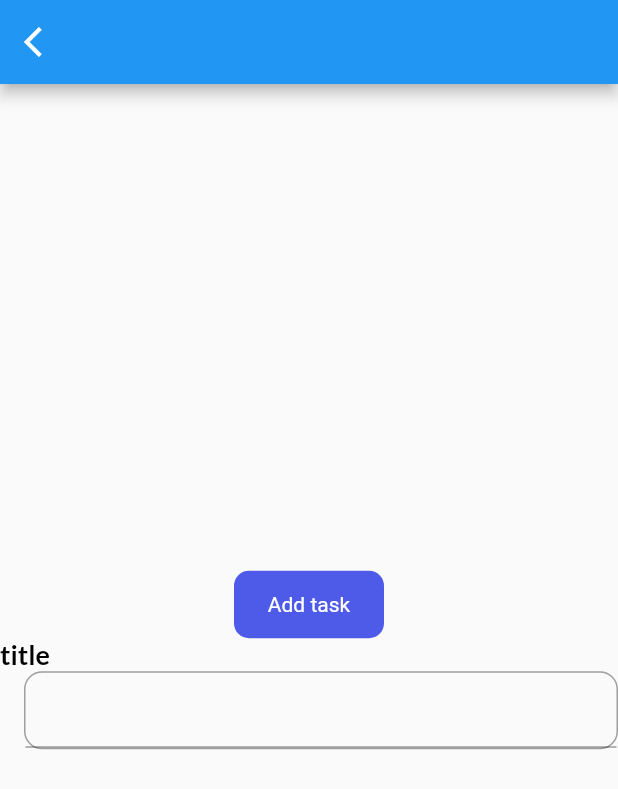
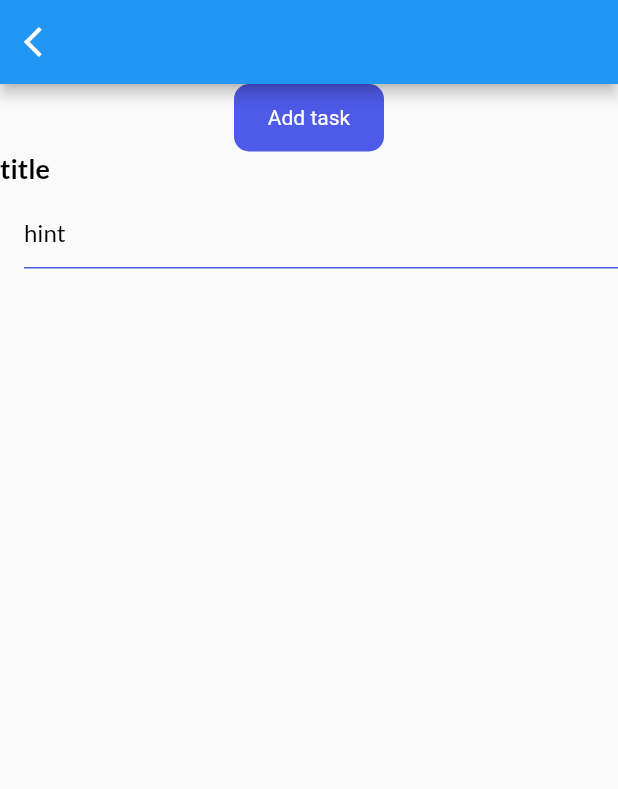
Before and after one commit to HowkMii/Todo-Mii, a Flutter app: the screen it shows after launch, on a phone screen of 412 x 824 dp. Shown: the top 789 px of the screen. Run offline on Flutter 3.47's test engine with Material 2 defaults, Android fonts, the phone set to English and light mode, and no system bars; our stand-ins replace get, get_storage, google_fonts.

Commit message:
input field

```diff
--- a/lib/ui/pages/home_page.dart
+++ b/lib/ui/pages/home_page.dart
@@ -27,14 +27,14 @@ class _HomePageState extends State<HomePage> {
           icon: const Icon(Icons.arrow_back_ios),
         ),
       ),
-      body: Center(
-        child:Flexible(
+      body: Container(
+        child:SingleChildScrollView(
           child: Column(
             mainAxisAlignment: MainAxisAlignment.center,
             crossAxisAlignment: CrossAxisAlignment.center,
             children: [
               MyButton(label: 'Add task',onTap: (){},),
-              const InputField(label: 'label', title: 'title')
+              const InputField(hint: 'hint', title: 'title')
             ],
           ),
       )),
--- a/lib/ui/widgets/input_field.dart
+++ b/lib/ui/widgets/input_field.dart
@@ -1,11 +1,12 @@
 import 'package:flutter/material.dart';
+import 'package:get/get_utils/src/extensions/context_extensions.dart';
 import 'package:todomii/ui/size_config.dart';
 
 import '../theme.dart';
 
 class InputField extends StatelessWidget {
-  const InputField({Key? key, required this.label, required this.title, this.controller, this.widget}) : super(key: key);
-  final String label;
+  const InputField({Key? key, required this.hint, required this.title, this.controller, this.widget}) : super(key: key);
+  final String hint;
   final String title;
   final TextEditingController? controller;
   final Widget? widget;
@@ -18,17 +19,31 @@ class InputField extends StatelessWidget {
         Container(
           padding: const EdgeInsets.only(top: 8),
           margin: const EdgeInsets.only(left: 16),
-          width: SizeConfig.screenWidth,
-          height: 52,
-          decoration: BoxDecoration(
+
+         /*decoration: BoxDecoration(
             borderRadius: BorderRadius.circular(12),
             border: Border.all(
               color: Colors.grey,
 
             ),
 
+          ),*/
+          child: Row(
+            children: [
+              Expanded(child: TextFormField(
+                controller: controller,
+                autofocus: false,
+                decoration: InputDecoration(
+                  hintText: hint,
+                  hintStyle: subtitleStyle,
+                  enabledBorder: UnderlineInputBorder(borderSide: BorderSide(color: context.theme.backgroundColor)) ,
+                  focusedBorder: UnderlineInputBorder(borderSide: BorderSide(color: context.theme.backgroundColor))
+
+                ),
+              )),
+              widget?? Container(),
+            ],
           ),
-          child: TextFormField(),
 
         ),
       ],
```
